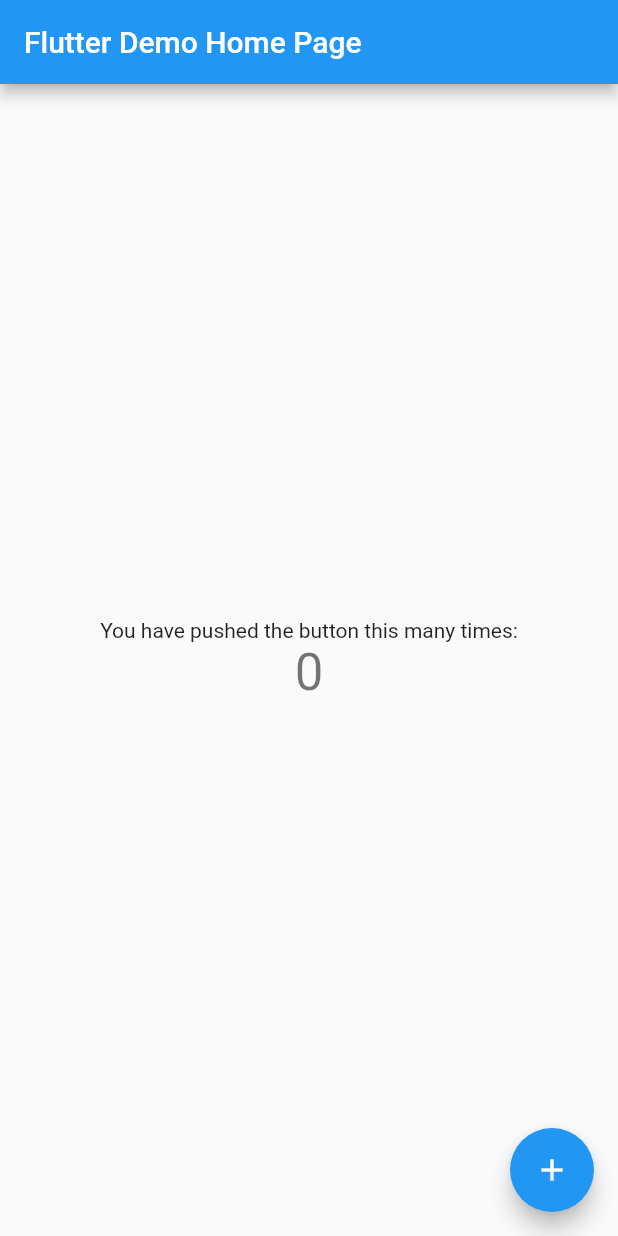
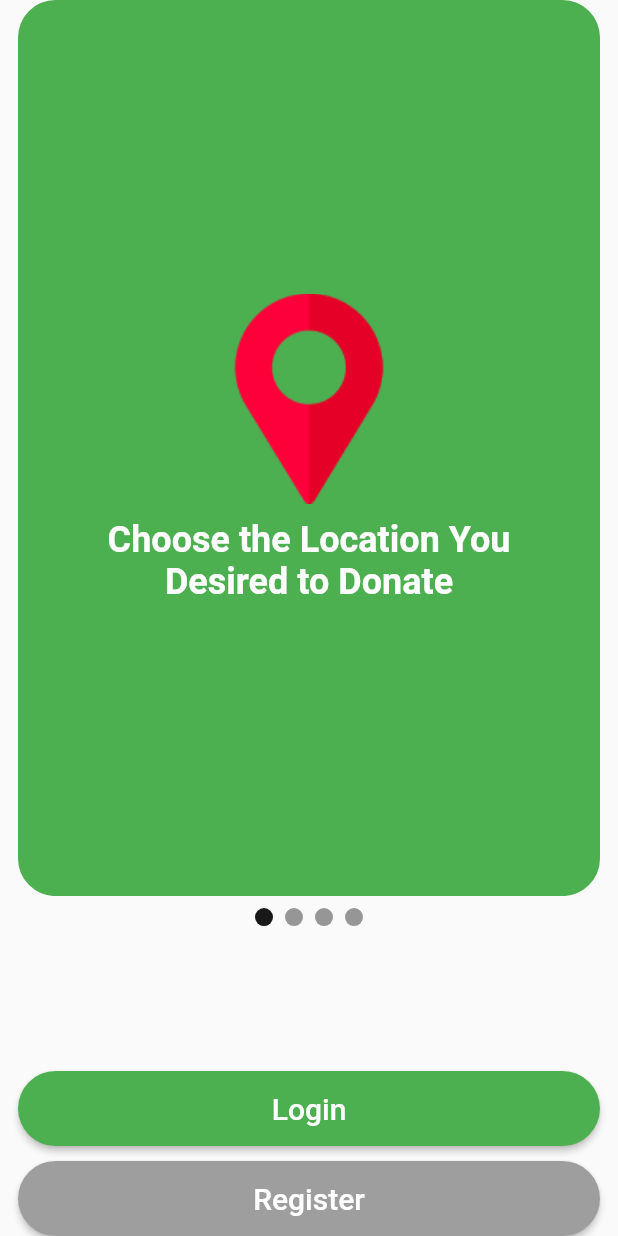
Before and after one commit to PBP-E-03/proyek-akhir-semester, a Flutter app: the screen it shows after launch, on a phone screen of 412 x 824 dp. Run offline on Flutter 3.47's test engine with Material 2 defaults, Android fonts, the phone set to English and light mode, and no system bars; drawn by our look-alikes of carousel_slider.

Commit message:
created landing page

```diff
--- /dev/null
+++ b/lib/landing/components/slider_component.dart
@@ -0,0 +1,58 @@
+import 'package:carousel_slider/carousel_slider.dart';
+import 'package:flutter/material.dart';
+
+class SliderComponent extends StatefulWidget {
+  const SliderComponent({super.key, required this.items});
+
+  final List<Widget> items;
+
+  @override
+  State<SliderComponent> createState() => _SliderComponentState();
+}
+
+class _SliderComponentState extends State<SliderComponent> {
+  int _current = 0;
+  final CarouselController _controller = CarouselController();
+  @override
+  Widget build(BuildContext context) {
+    return Column(
+      children: [
+        CarouselSlider(
+          items: widget.items,
+          carouselController: _controller,
+          options: CarouselOptions(
+              height: MediaQuery.of(context).size.height * 0.725,
+              viewportFraction: 1.0,
+              enlargeCenterPage: false,
+              autoPlay: true,
+              enableInfiniteScroll: true,
+              autoPlayInterval: const Duration(seconds: 8),
+              onPageChanged: (index, reason) {
+                setState(() {
+                  _current = index;
+                });
+              }),
+        ),
+        Row(
+          mainAxisAlignment: MainAxisAlignment.center,
+          children: widget.items.asMap().entries.map((entry) {
+            return GestureDetector(
+              onTap: () => _controller.animateToPage(entry.key),
+              child: Container(
+                width: 12.0,
+                height: 12.0,
+                margin: EdgeInsets.symmetric(vertical: 8.0, horizontal: 4.0),
+                decoration: BoxDecoration(
+                    shape: BoxShape.circle,
+                    color: (Theme.of(context).brightness == Brightness.dark
+                            ? Colors.white
+                            : Colors.black)
+                        .withOpacity(_current == entry.key ? 0.9 : 0.4)),
+              ),
+            );
+          }).toList(),
+        ),
+      ],
+    );
+  }
+}
--- /dev/null
+++ b/lib/landing/screens/landing_screen.dart
@@ -0,0 +1,103 @@
+import 'package:flutter/material.dart';
+import 'package:flutter/src/widgets/framework.dart';
+import 'package:pbp_e_03_flutter/landing/components/slider_component.dart';
+
+class LandingScreen extends StatelessWidget {
+  LandingScreen({super.key});
+
+  final List<Map<String, String>> list = [
+    {
+      "imageUrl": 'assets/images/location.png',
+      "description": "Choose the Location You Desired to Donate"
+    },
+    {
+      "imageUrl": 'assets/images/tree.png',
+      "description": "Choose the Number of Trees that Will be Donated"
+    },
+    {
+      "imageUrl": 'assets/images/donation.png',
+      "description": "Tap to Donate the Tree in Your Desired Location"
+    },
+    {
+      "imageUrl": 'assets/images/leaderboard.png',
+      "description": "Rise Your Rank and become the Best Among the Others "
+    },
+  ];
+
+  @override
+  Widget build(BuildContext context) {
+    return Scaffold(
+        body: SafeArea(
+      child: Column(
+        mainAxisAlignment: MainAxisAlignment.spaceBetween,
+        children: [
+          SliderComponent(
+              items: list
+                  .map((item) => Padding(
+                        padding: const EdgeInsets.symmetric(
+                            horizontal: 12, vertical: 0),
+                        child: Container(
+                          decoration: BoxDecoration(
+                              borderRadius: BorderRadius.circular(25),
+                              color: Colors.green),
+                          child: Center(
+                              child: Column(
+                            mainAxisAlignment: MainAxisAlignment.center,
+                            children: [
+                              Image.asset(item['imageUrl']!),
+                              const SizedBox(height: 10),
+                              Padding(
+                                padding: const EdgeInsets.symmetric(
+                                    horizontal: 20, vertical: 0),
+                                child: Text(
+                                  item['description']!,
+                                  style: const TextStyle(
+                                      fontSize: 24,
+                                      fontWeight: FontWeight.bold,
+                                      color: Colors.white),
+                                  textAlign: TextAlign.center,
+                                ),
+                              )
+                            ],
+                          )),
+                        ),
+                      ))
+                  .toList()),
+          Padding(
+            padding: const EdgeInsets.symmetric(horizontal: 12, vertical: 0),
+            child: Column(
+              children: [
+                ElevatedButton(
+                    onPressed: () {},
+                    style: ElevatedButton.styleFrom(
+                      backgroundColor: Colors.green,
+                      minimumSize: const Size.fromHeight(50),
+                      shape: RoundedRectangleBorder(
+                          borderRadius: BorderRadius.circular(25)),
+                    ),
+                    child: const Text(
+                      'Login',
+                      style: TextStyle(fontSize: 20),
+                    )),
+                const SizedBox(
+                  height: 10,
+                ),
+                ElevatedButton(
+                    onPressed: () {},
+                    style: ElevatedButton.styleFrom(
+                        backgroundColor: Colors.grey,
+                        minimumSize: const Size.fromHeight(50),
+                        shape: RoundedRectangleBorder(
+                            borderRadius: BorderRadius.circular(25))),
+                    child: const Text(
+                      'Register',
+                      style: TextStyle(fontSize: 20),
+                    )),
+              ],
+            ),
+          )
+        ],
+      ),
+    ));
+  }
+}
--- a/lib/main.dart
+++ b/lib/main.dart
@@ -1,115 +1,18 @@
 import 'package:flutter/material.dart';
+import 'package:pbp_e_03_flutter/landing/screens/landing_screen.dart';
 
-void main() {
-  runApp(const MyApp());
-}
+void main() => runApp(const App());
 
-class MyApp extends StatelessWidget {
-  const MyApp({super.key});
+class App extends StatelessWidget {
+  const App({super.key});
 
-  // This widget is the root of your application.
   @override
   Widget build(BuildContext context) {
     return MaterialApp(
-      title: 'Flutter Demo',
-      theme: ThemeData(
-        // This is the theme of your application.
-        //
-        // Try running your application with "flutter run". You'll see the
-        // application has a blue toolbar. Then, without quitting the app, try
-        // changing the primarySwatch below to Colors.green and then invoke
-        // "hot reload" (press "r" in the console where you ran "flutter run",
-        // or simply save your changes to "hot reload" in a Flutter IDE).
-        // Notice that the counter didn't reset back to zero; the application
-        // is not restarted.
-        primarySwatch: Colors.blue,
-      ),
-      home: const MyHomePage(title: 'Flutter Demo Home Page'),
-    );
+        title: 'GenerosiTree',
+        theme: ThemeData(
+          primarySwatch: Colors.green,
+        ),
+        home: LandingScreen());
   }
 }
-
-class MyHomePage extends StatefulWidget {
-  const MyHomePage({super.key, required this.title});
-
-  // This widget is the home page of your application. It is stateful, meaning
-  // that it has a State object (defined below) that contains fields that affect
-  // how it looks.
-
-  // This class is the configuration for the state. It holds the values (in this
-  // case the title) provided by the parent (in this case the App widget) and
-  // used by the build method of the State. Fields in a Widget subclass are
-  // always marked "final".
-
-  final String title;
-
-  @override
-  State<MyHomePage> createState() => _MyHomePageState();
-}
-
-class _MyHomePageState extends State<MyHomePage> {
-  int _counter = 0;
-
-  void _incrementCounter() {
-    setState(() {
-      // This call to setState tells the Flutter framework that something has
-      // changed in this State, which causes it to rerun the build method below
-      // so that the display can reflect the updated values. If we changed
-      // _counter without calling setState(), then the build method would not be
-      // called again, and so nothing would appear to happen.
-      _counter++;
-    });
-  }
-
-  @override
-  Widget build(BuildContext context) {
-    // This method is rerun every time setState is called, for instance as done
-    // by the _incrementCounter method above.
-    //
-    // The Flutter framework has been optimized to make rerunning build methods
-    // fast, so that you can just rebuild anything that needs updating rather
-    // than having to individually change instances of widgets.
-    return Scaffold(
-      appBar: AppBar(
-        // Here we take the value from the MyHomePage object that was created by
-        // the App.build method, and use it to set our appbar title.
-        title: Text(widget.title),
-      ),
-      body: Center(
-        // Center is a layout widget. It takes a single child and positions it
-        // in the middle of the parent.
-        child: Column(
-          // Column is also a layout widget. It takes a list of children and
-          // arranges them vertically. By default, it sizes itself to fit its
-          // children horizontally, and tries to be as tall as its parent.
-          //
-          // Invoke "debug painting" (press "p" in the console, choose the
-          // "Toggle Debug Paint" action from the Flutter Inspector in Android
-          // Studio, or the "Toggle Debug Paint" command in Visual Studio Code)
-          // to see the wireframe for each widget.
-          //
-          // Column has various properties to control how it sizes itself and
-          // how it positions its children. Here we use mainAxisAlignment to
-          // center the children vertically; the main axis here is the vertical
-          // axis because Columns are vertical (the cross axis would be
-          // horizontal).
-          mainAxisAlignment: MainAxisAlignment.center,
-          children: <Widget>[
-            const Text(
-              'You have pushed the button this many times:',
-            ),
-            Text(
-              '$_counter',
-              style: Theme.of(context).textTheme.headline4,
-            ),
-          ],
-        ),
-      ),
-      floatingActionButton: FloatingActionButton(
-        onPressed: _incrementCounter,
-        tooltip: 'Increment',
-        child: const Icon(Icons.add),
-      ), // This trailing comma makes auto-formatting nicer for build methods.
-    );
-  }
-}
```
Also changed, not shown: pubspec.yaml (+3 -5 lines), assets/images/donation.png (added), assets/images/leaderboard.png (added), assets/images/location.png (added), assets/images/tree.png (added), pubspec.lock, 1 other file.
